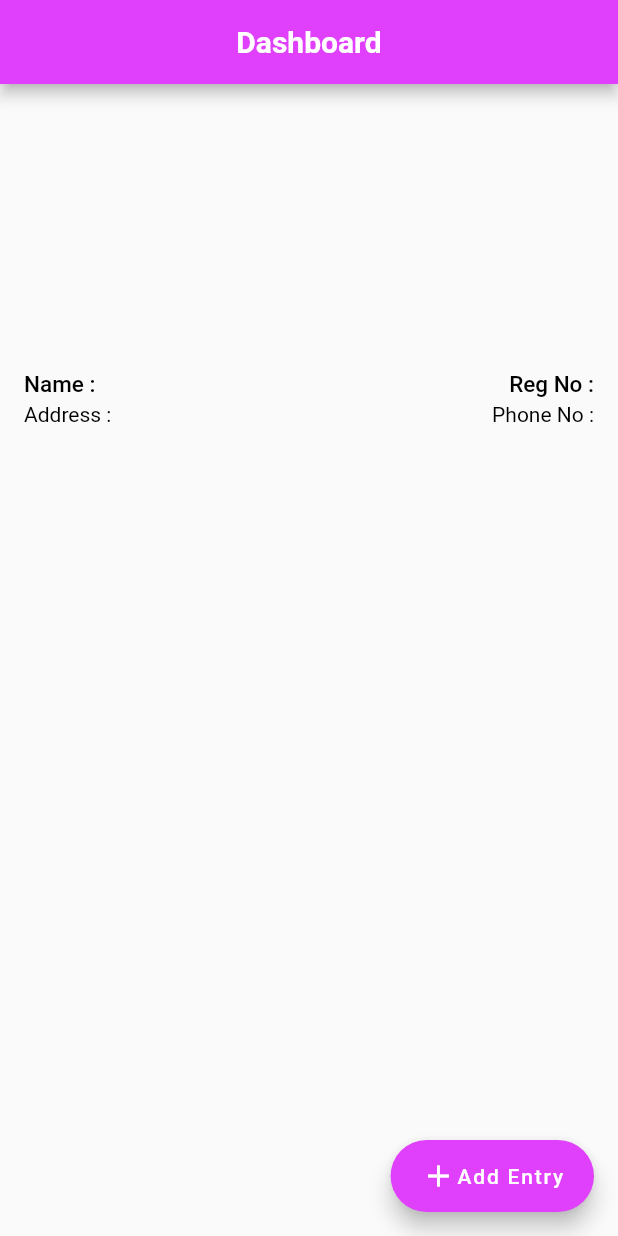
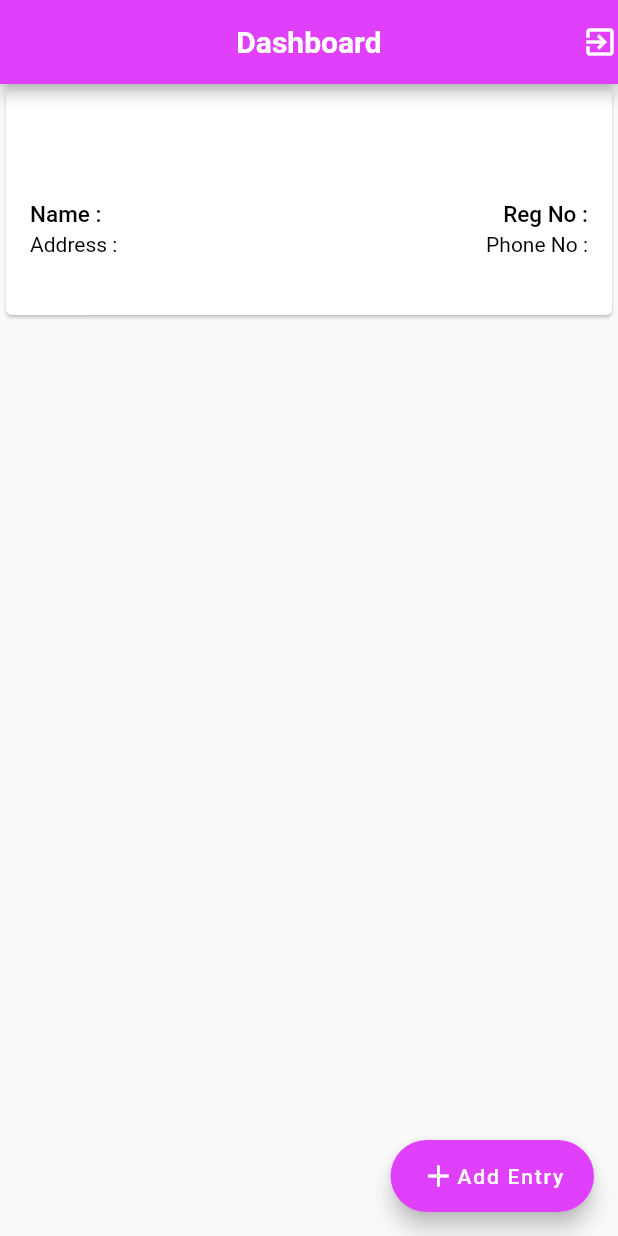
Before and after one commit to Shahabmustafa/Flutter_entry_data, a Flutter app: the DashBoardPage screen opened directly, on a phone screen of 412 x 824 dp. Run offline on Flutter 3.47's test engine with Material 2 defaults, Android fonts, the phone set to English and light mode, and no system bars; our stand-ins replace another_flushbar, cloud_firestore, firebase_auth, firebase_core; accounts and stored records are empty; network calls fail.

Commit message:
setup ui android and ios device app work android and ios

```diff
--- a/lib/main.dart
+++ b/lib/main.dart
@@ -41,7 +41,7 @@ class MyApp extends StatelessWidget {
           titleSmall: TextStyle(fontSize: 15,fontWeight: FontWeight.w500,color: Colors.black),
         )
       ),
-      home: auth != null ? LoginScreen() : DashBoardPage(),
+      home: auth != null ?  DashBoardPage() : LoginScreen(),
     );
   }
 }
--- a/lib/view/Auth/login_screen.dart
+++ b/lib/view/Auth/login_screen.dart
@@ -19,6 +19,7 @@ class _LoginScreenState extends State<LoginScreen> {
     return Scaffold(
       appBar: AppBar(
         title: Text('login',style: Theme.of(context).textTheme.titleMedium,),
+        automaticallyImplyLeading: false,
       ),
       body: Padding(
         padding: const EdgeInsets.symmetric(horizontal: 10),
--- a/lib/view/Dashboard/dashboard_screen.dart
+++ b/lib/view/Dashboard/dashboard_screen.dart
@@ -4,6 +4,7 @@
 import 'package:cloud_firestore/cloud_firestore.dart';
 import 'package:firebase_auth/firebase_auth.dart';
 import 'package:flutter/material.dart';
+import 'package:flutter_entry_data/view/Auth/login_screen.dart';
 import 'package:flutter_entry_data/view/Dashboard/add_data_entry.dart';
 
 class DashBoardPage extends StatefulWidget {
@@ -15,17 +16,30 @@ class DashBoardPage extends StatefulWidget {
 
 class _DashBoardPageState extends State<DashBoardPage> {
   final auth = FirebaseAuth.instance.currentUser;
+  final signOut = FirebaseAuth.instance;
   @override
   Widget build(BuildContext context) {
-    Stream documentSnapshot = FirebaseFirestore.instance.collection('user').doc(auth!.uid).snapshots();
+    Stream documentSnapshot = FirebaseFirestore.instance.collection('user').doc(auth?.uid).snapshots();
     return Scaffold(
       appBar: AppBar(
         title: Text("Dashboard"),
         automaticallyImplyLeading: false,
+        actions: [
+          InkWell(
+            onTap: (){
+              signOut.signOut().then((value){
+                Navigator.push(context, MaterialPageRoute(builder: (context) => LoginScreen()));
+              });
+            },
+            child: Icon(Icons.exit_to_app),
+          ),
+        ],
       ),
       body: Column(
         children: [
-          Expanded(
+          Card(
+            child: Container(
+              height: 150,
               child: StreamBuilder(
                 stream: documentSnapshot,
                 builder: (context,snapshot){
@@ -64,15 +78,16 @@ class _DashBoardPageState extends State<DashBoardPage> {
                     return Center(child: CircularProgressIndicator());
                   }
                 },
-              )
+              ),
+            ),
           ),
           Expanded(
               child: StreamBuilder(
-                stream: FirebaseFirestore.instance.collection("user").doc(auth!.uid).collection('industryData').snapshots(),
+                stream: FirebaseFirestore.instance.collection("user").doc(auth?.uid).collection('industryData').snapshots(),
                 builder: (context,snapshot){
                   if(snapshot.hasData){
                     return ListView.builder(
-                        itemCount: snapshot.data!.docs.length,
+                        itemCount: snapshot.data?.docs.length,
                         itemBuilder: (context,index){
                           return Padding(
                             padding: const EdgeInsets.symmetric(horizontal: 10),
@@ -93,27 +108,27 @@ class _DashBoardPageState extends State<DashBoardPage> {
                                     Row(
                                       mainAxisAlignment: MainAxisAlignment.center,
                                       children: [
-                                        Text('Date : ${snapshot.data!.docs[index]['time']}',style: TextStyle(color: Colors.black,fontWeight: FontWeight.w400,fontSize: 16),),],
+                                        Text('Date : ${snapshot.data?.docs[index]['time']}',style: TextStyle(color: Colors.black,fontWeight: FontWeight.w400,fontSize: 16),),],
                                     ),
                                     Row(
                                       mainAxisAlignment: MainAxisAlignment.spaceAround,
                                       children: [
-                                        Text('${snapshot.data!.docs[index]['Name']}',style: TextStyle(color: Colors.black,fontWeight: FontWeight.bold,fontSize: 16),),
-                                        Text('${snapshot.data!.docs[index]['Category']}',style: TextStyle(color: Colors.black,fontWeight: FontWeight.bold,fontSize: 16),),
+                                        Text('${snapshot.data?.docs[index]['Name']}',style: TextStyle(color: Colors.black,fontWeight: FontWeight.bold,fontSize: 16),),
+                                        Text('${snapshot.data?.docs[index]['Category']}',style: TextStyle(color: Colors.black,fontWeight: FontWeight.bold,fontSize: 16),),
 
                                       ],
                                     ),
                                     Row(
                                       mainAxisAlignment: MainAxisAlignment.spaceAround,
                                       children: [
-                                        Text('${snapshot.data!.docs[index]['phoneNumber']}',style: TextStyle(color: Colors.black,fontWeight: FontWeight.bold,fontSize: 16),),
-                                        Text('${snapshot.data!.docs[index]['CNICNumber']}',style: TextStyle(color: Colors.black,fontWeight: FontWeight.bold,fontSize: 16),),
+                                        Text('${snapshot.data?.docs[index]['phoneNumber']}',style: TextStyle(color: Colors.black,fontWeight: FontWeight.bold,fontSize: 16),),
+                                        Text('${snapshot.data?.docs[index]['CNICNumber']}',style: TextStyle(color: Colors.black,fontWeight: FontWeight.bold,fontSize: 16),),
                                       ],
                                     ),
                                     Row(
                                       mainAxisAlignment: MainAxisAlignment.spaceAround,
                                       children: [
-                                        Text('${snapshot.data!.docs[index]['Description']}',style: TextStyle(color: Colors.black,fontWeight: FontWeight.bold,fontSize: 16),),
+                                        Text('${snapshot.data?.docs[index]['Description']}',style: TextStyle(color: Colors.black,fontWeight: FontWeight.bold,fontSize: 16),),
                                       ],
                                     ),
                                   ],
```
